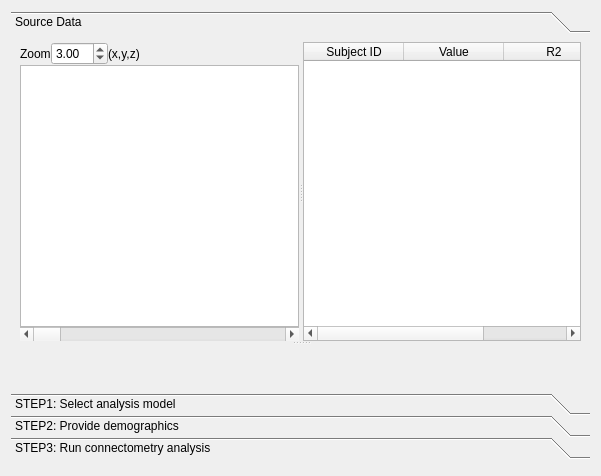
Qt form tracking/vbc_dialog.ui (frankyeh/DSI-Studio) before a commit.
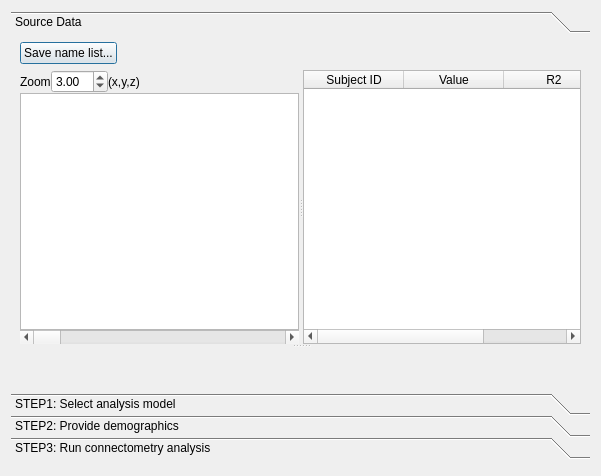
The same form after that commit. The open tabs and pages were chosen to show the change. Icons and pictures are not drawn. Custom widgets are drawn as their Qt base class.

What changed in the file:
```diff
--- a/tracking/vbc_dialog.ui
+++ b/tracking/vbc_dialog.ui
@@ -39,6 +39,30 @@
        <string>Source Data</string>
       </attribute>
       <layout class="QVBoxLayout" name="verticalLayout_24">
+       <item>
+        <layout class="QHBoxLayout" name="horizontalLayout_4">
+         <item>
+          <widget class="QPushButton" name="save_name_list">
+           <property name="text">
+            <string>Save name list...</string>
+           </property>
+          </widget>
+         </item>
+         <item>
+          <spacer name="horizontalSpacer">
+           <property name="orientation">
+            <enum>Qt::Horizontal</enum>
+           </property>
+           <property name="sizeHint" stdset="0">
+            <size>
+             <width>40</width>
+             <height>20</height>
+            </size>
+           </property>
+          </spacer>
+         </item>
+        </layout>
+       </item>
        <item>
         <widget class="QSplitter" name="splitter">
          <property name="orientation">
@@ -46,6 +70,12 @@
          </property>
          <widget class="QWidget" name="widget_3" native="true">
           <layout class="QVBoxLayout" name="verticalLayout_6">
+           <property name="spacing">
+            <number>0</number>
+           </property>
+           <property name="margin">
+            <number>0</number>
+           </property>
            <item>
             <widget class="QSplitter" name="splitter_5">
              <property name="orientation">
```
Left out of the diff: 2 changed lines with no effect on the pictures.
